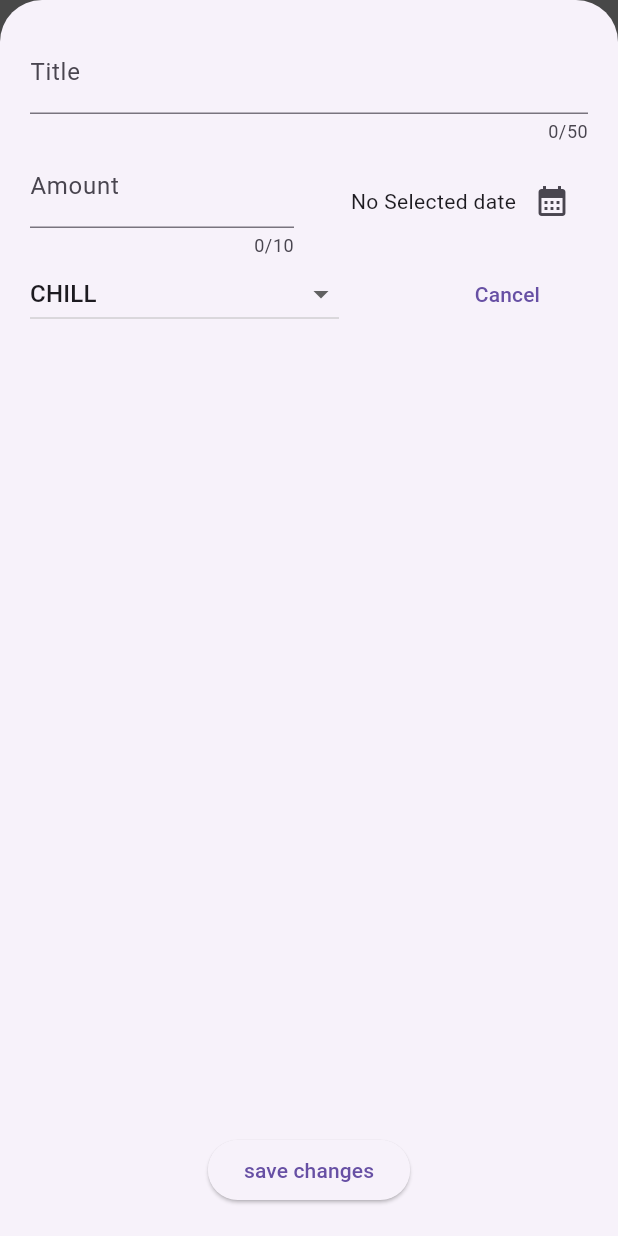
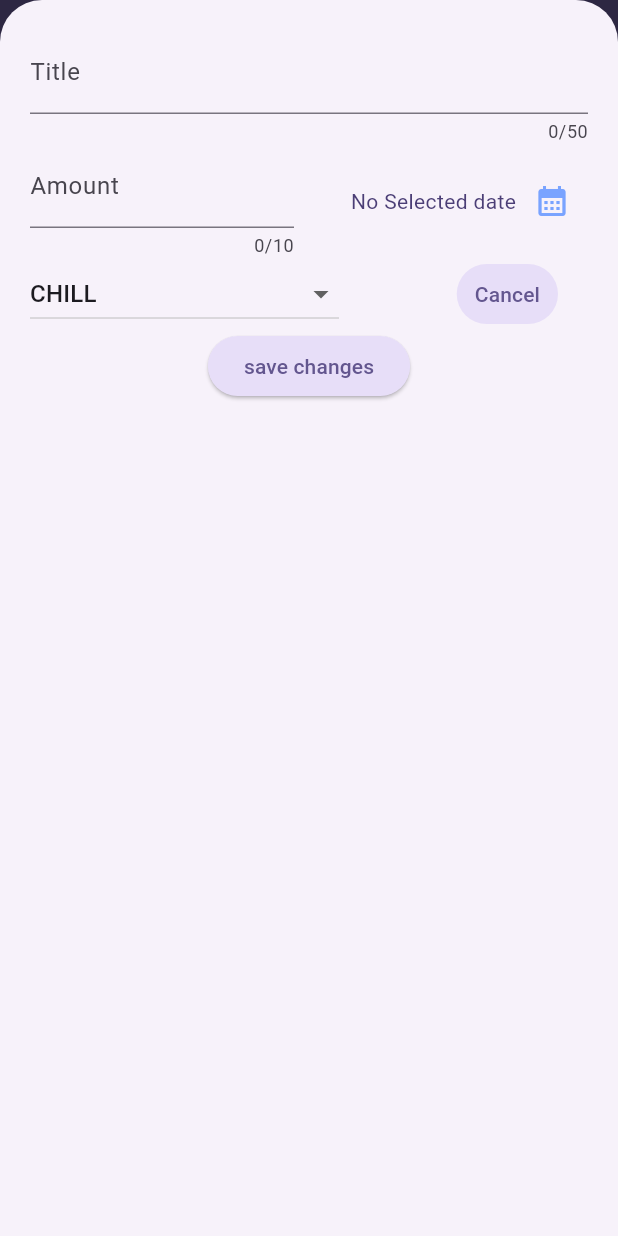
Before and after one commit to Minhajshifat/Learning_Flutter_by_doing_projects, a Flutter app: the screen it shows after launch, after a tap on the "add" icon, on a phone screen of 412 x 824 dp. Run offline on Flutter 3.47's test engine with Material 3 defaults, Android fonts, the phone set to English and light mode, and no system bars; our stand-ins replace audioplayers, google_fonts.

Commit message:
added design for app

```diff
--- a/expance_tracker/lib/main.dart
+++ b/expance_tracker/lib/main.dart
@@ -1,8 +1,99 @@
 import 'package:expance_tracker/screens/widgets/expances.dart';
 import 'package:flutter/material.dart';
 
+
+var selected_color=ColorScheme.fromSeed(seedColor:Colors.deepPurpleAccent);
+
+ var dselected_color=ColorScheme.fromSeed(
+
+  brightness: Brightness.dark,
+  seedColor: Color.fromRGBO(16, 31, 65, 0.741));
+
+
+
+
  void main(){
   runApp(MaterialApp(
+    debugShowCheckedModeBanner: false,
+     darkTheme: ThemeData.dark().copyWith(
+      colorScheme: dselected_color,
+      appBarTheme: AppBarTheme().copyWith(
+        backgroundColor:dselected_color.primaryContainer,
+        foregroundColor: dselected_color.onPrimaryContainer,
+      ),
+       scaffoldBackgroundColor: dselected_color.surface,
+      cardTheme: CardThemeData().copyWith(
+        color: dselected_color.surfaceContainer,
+        margin: EdgeInsets.symmetric(horizontal: 10,vertical: 4),
+      ),
+         textTheme: TextTheme().copyWith(
+         titleLarge: TextStyle(
+          fontSize: 20,
+          fontWeight:FontWeight.bold,
+          color: dselected_color.onSurface,
+         ),
+         bodyMedium: TextStyle(
+          color: dselected_color.inverseSurface,
+         )
+      ),
+      iconTheme: IconThemeData().copyWith(
+        color: const Color.fromARGB(255, 121, 163, 255),
+      ),
+     elevatedButtonTheme: ElevatedButtonThemeData(
+      style: ElevatedButton.styleFrom(
+        backgroundColor: dselected_color.secondaryContainer,
+      )
+
+     ),
+     textButtonTheme: TextButtonThemeData(
+      style: TextButton.styleFrom(
+        backgroundColor: dselected_color.secondaryContainer,
+      )
+     )
+     ),
+
+
+
+    theme: ThemeData(
+      useMaterial3: true,
+      colorScheme: selected_color,
+
+
+      appBarTheme: AppBarTheme().copyWith(
+        backgroundColor:selected_color.primary,
+        foregroundColor: selected_color.onPrimary,
+      ),
+      scaffoldBackgroundColor: selected_color.surface,
+      cardTheme: CardThemeData().copyWith(
+        color: selected_color.primaryContainer,
+        margin: EdgeInsets.symmetric(horizontal: 10,vertical: 4),
+      ),
+      textTheme: TextTheme().copyWith(
+         titleLarge: TextStyle(
+          fontSize: 20,
+          fontWeight:FontWeight.bold,
+          color: selected_color.surfaceContainerHighest,
+         ),
+         bodyMedium: TextStyle(
+          color: selected_color.onPrimaryFixedVariant,
+         )
+      ),
+      iconTheme: IconThemeData().copyWith(
+        color: const Color.fromARGB(255, 121, 163, 255),
+      ),
+     elevatedButtonTheme: ElevatedButtonThemeData(
+      style: ElevatedButton.styleFrom(
+        backgroundColor: selected_color.secondaryContainer,
+      )
+
+     ),
+     textButtonTheme: TextButtonThemeData(
+      style: TextButton.styleFrom(
+        backgroundColor: selected_color.secondaryContainer,
+      )
+     )
+    ),
+    //themeMode: ThemeMode.dark,
     home: Expances(),
   ));
  }
--- a/expance_tracker/lib/screens/widgets/expancelist/expance_item.dart
+++ b/expance_tracker/lib/screens/widgets/expancelist/expance_item.dart
@@ -1,3 +1,4 @@
+import 'package:expance_tracker/main.dart';
 import 'package:expance_tracker/models/expance.dart';
 import 'package:flutter/material.dart';
 
@@ -8,30 +9,41 @@ class ExpanceItem extends StatelessWidget {
   Widget build(BuildContext context) {
     return Padding(
       padding: const EdgeInsets.symmetric(
-        horizontal: 10,
+        horizontal: 16,
         vertical: 2,
       ),
       child: Card(
         child: Column(
+          crossAxisAlignment:CrossAxisAlignment.start,
           children: [
-            Text(expance.title),
-            const SizedBox(
-              height: 5,
+            Padding(
+              padding: const EdgeInsets.symmetric(horizontal: 4,vertical: 6),
+              child: Text(expance.title,style:Theme.of(context).textTheme.titleLarge!.copyWith(
+                fontSize: 15,
+
+              ),),
             ),
+
             Row(
                 children: [
+                 // Spacer(),
                   Text('\$${expance.amount.toStringAsFixed(2)}'),
-                Spacer(),
+                  //Spacer(),
                   //Text(expance.category.toString()),
                   Spacer(),
-                Row(
+                  Expanded(
+                    child: Row(
+                      crossAxisAlignment: CrossAxisAlignment.end,
+                      mainAxisAlignment: MainAxisAlignment.end,
                       children: [
                         Icon(expanceicon[expance.category]),
                         Text(expance.datefixed),
                       ],
+                    ),
                   )
                 ],
-            )
+              ),
+
           ],
         ),
       ),
--- a/expance_tracker/lib/screens/widgets/expances.dart
+++ b/expance_tracker/lib/screens/widgets/expances.dart
@@ -1,3 +1,4 @@
+import 'package:expance_tracker/main.dart';
 import 'package:expance_tracker/models/expance.dart';
 import 'package:expance_tracker/screens/widgets/expancelist/expance_list.dart';
 import 'package:expance_tracker/screens/widgets/newexpance.dart';
@@ -39,10 +40,13 @@ class _ExpancesState extends State<Expances> {
       data.remove(expance);
     });
     ScaffoldMessenger.of(context).clearSnackBars();
-    ScaffoldMessenger.of(context).showSnackBar(SnackBar(content: Text("Expance deleting..."),
+    ScaffoldMessenger.of(context).showSnackBar(SnackBar(content: Text("Expance deleting...",style: Theme.of(context).textTheme.bodyMedium!.copyWith(
+      fontSize: 18,
+      color: selected_color.error,
+    ),),backgroundColor: Theme.of(context).cardTheme.color,
     duration: Duration(seconds: 3),
 
-      action:SnackBarAction(label:"Undo delete", onPressed:(){
+      action:SnackBarAction(label:"Undo delete",textColor: selected_color.onTertiaryFixed,backgroundColor:const Color.fromARGB(255, 149, 159, 216), onPressed:(){
       setState(() {
         data.insert(indx, expance);
       });
@@ -59,7 +63,7 @@ class _ExpancesState extends State<Expances> {
     return Scaffold(
         appBar: AppBar(
            title: Text(" Tali Khoroj"),
-           backgroundColor: Colors.grey,
+
 
           actions: [
                    IconButton(onPressed: _addnewexpance,
@@ -68,7 +72,7 @@ class _ExpancesState extends State<Expances> {
         ),
         body: Column(
           children: [
-            Center(child: Text("Hello Expenxe")),
+
            Expanded(child: ExpanceList(expences: data,onremoveData: onremoveData,))
           ],
         ),
--- a/expance_tracker/lib/screens/widgets/newexpance.dart
+++ b/expance_tracker/lib/screens/widgets/newexpance.dart
@@ -1,3 +1,4 @@
+import 'package:expance_tracker/main.dart';
 import 'package:expance_tracker/models/expance.dart';
 import 'package:flutter/material.dart';
 
@@ -26,8 +27,10 @@ class _NewexpanceState extends State<Newexpance> {
   final invalidamount=amount==null||amount<=0;
   if(titlecontroler.text.trim().isEmpty||invalidamount||_showedate==null){
     showDialog(context: context, builder:(ctx)=>AlertDialog(
-          title: Text("Invalid Datainput"),
-          content: Text("Please enter all the data correctly !!"),
+          title: Text("Invalid Datainput",style: Theme.of(context).textTheme.titleLarge!.copyWith(
+            color: selected_color.error,
+          ),),
+          content: Text("Please enter all the data correctly !!",style: Theme.of(context).textTheme.bodyMedium,),
           actions: [
             TextButton(onPressed: (){
                Navigator.pop(ctx);
@@ -152,7 +155,7 @@ class _NewexpanceState extends State<Newexpance> {
 
             ],
           ),
-          Spacer(),
+         // Spacer(),
               ElevatedButton(
                 onPressed: checkData,
                 child: Text("save changes"),
```
Lines whose indentation alone changed are shown as unchanged.
